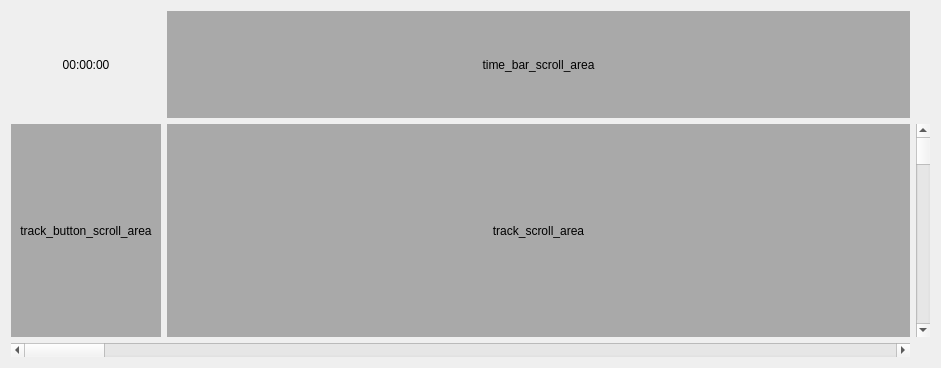
First picture: the form in code/src/main/resources/base/ui/timeline_scroll_area.ui, repository felixdittrich92/mission-uncuttable, before the edit.
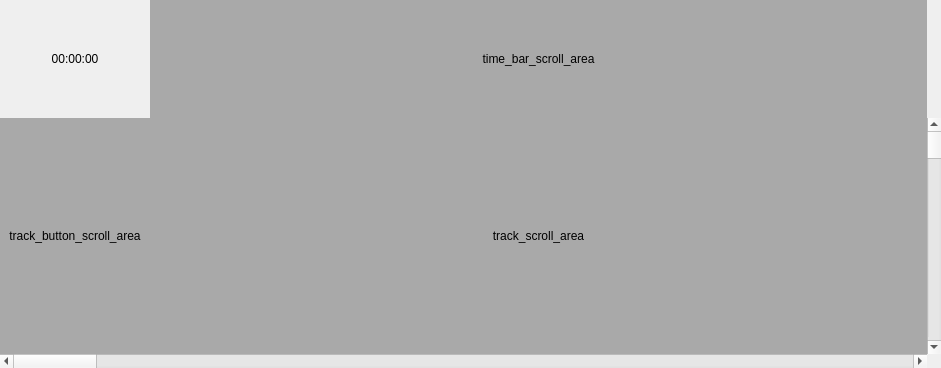
Second picture: the form after the edit.

Commit message: #205 gridlayout margins fix

Diff of the .ui file:
```diff
--- a/code/src/main/resources/base/ui/timeline_scroll_area.ui
+++ b/code/src/main/resources/base/ui/timeline_scroll_area.ui
@@ -14,6 +14,12 @@
    <string>Form</string>
   </property>
   <layout class="QGridLayout" name="gridLayout">
+   <property name="margin">
+    <number>0</number>
+   </property>
+   <property name="spacing">
+    <number>0</number>
+   </property>
    <item row="0" column="0">
     <widget class="QLabel" name="time_label">
      <property name="text">
```
